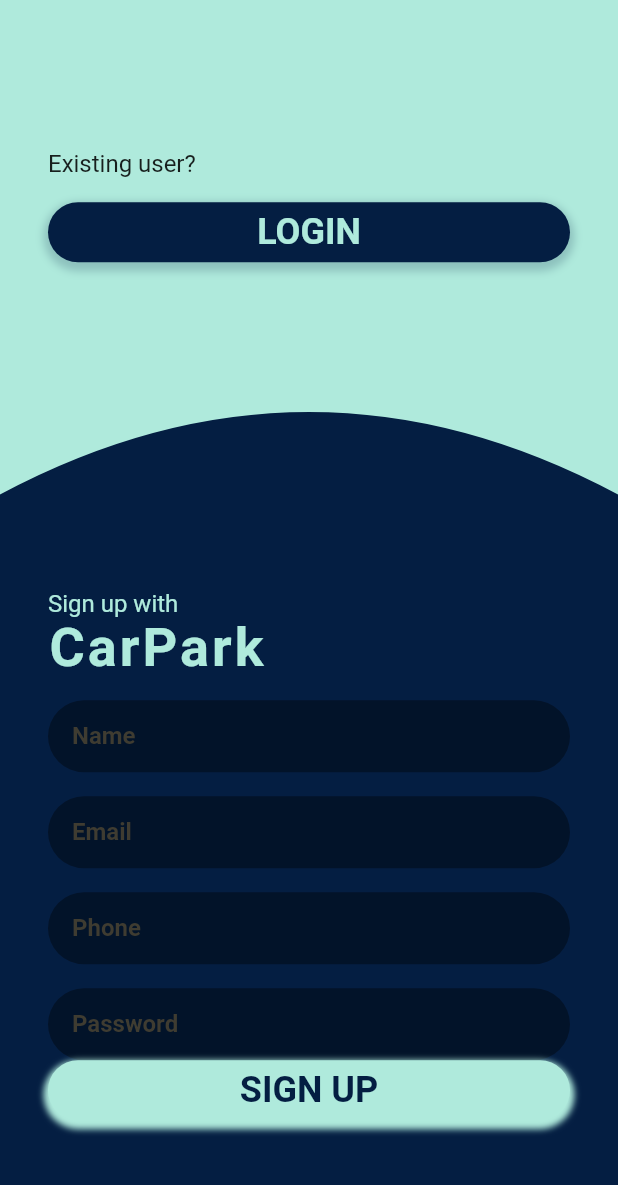
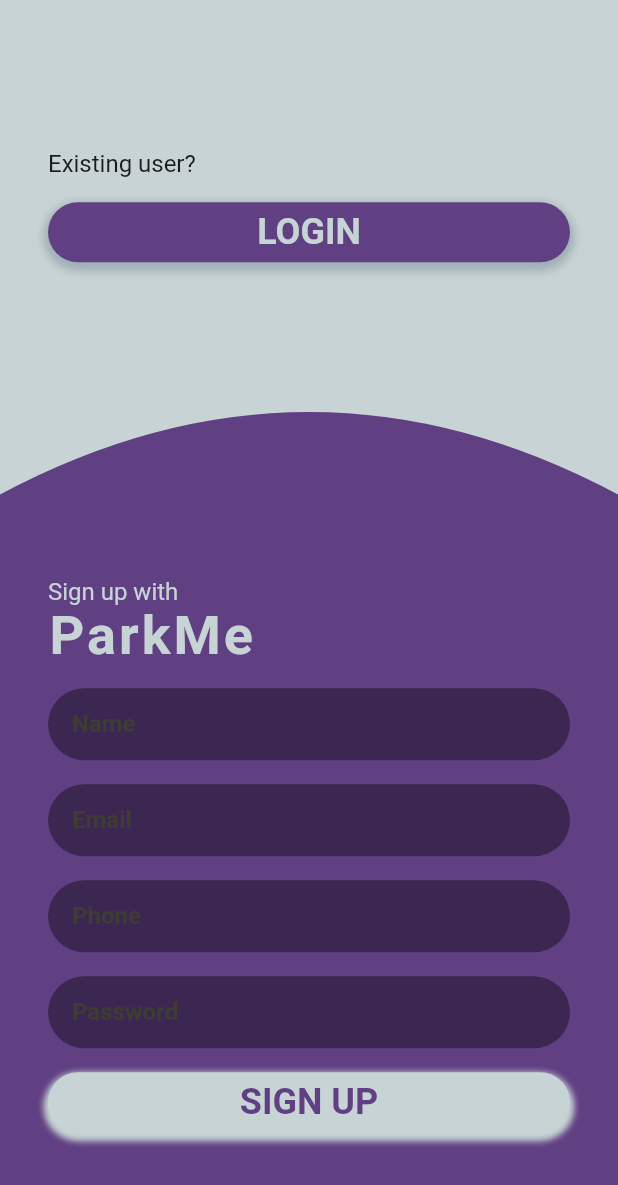
Before and after one commit to Sakshi107/parking-locator, a Flutter app: the HomePage screen opened by its route, after a tap on "OR", on a phone screen of 412 x 824 dp. Shown: the top 1185 px of the screen. Run offline on Flutter 3.47's test engine with Material 2 defaults, Android fonts, the phone set to English and light mode, and no system bars; our stand-ins replace date_format, geolocator, google_fonts, google_maps_flutter; missing offline and left inert: geocoder; network calls fail.

Commit message:
theme changes

```diff
--- a/parking_locator/lib/constants.dart
+++ b/parking_locator/lib/constants.dart
@@ -3,10 +3,11 @@ import 'package:flutter/material.dart';
 // import 'package:google_fonts/google_fonts.dart';
 
 class Constants{
-  static const mainColor=Color(0xFFAFEADC);
-  static const secColor=Color(0xFF041E42);
+  // static const mainColor=Color(0xFFAFEADC);
+  // static const secColor=Color(0xFF041E42);
   //static const backgroundColor=Color(0xFFAFEADC);
-
+  static const mainColor=Color(0xFFC7D3D4);
+  static const secColor=Color(0xFF603F83);
   static const tileSelected=TextStyle(color:Colors.white70,fontSize:20,fontWeight:FontWeight.w600 );
 
   static const tile=TextStyle(color:Colors.white,fontSize:20,fontWeight:FontWeight.w600 );
--- a/parking_locator/lib/screens/addSpot.dart
+++ b/parking_locator/lib/screens/addSpot.dart
@@ -5,6 +5,8 @@ import 'package:parking_locator/services/marker_service.dart';
 import 'package:provider/provider.dart';
 import 'package:geolocator/geolocator.dart';
 import 'package:url_launcher/url_launcher.dart';
+import 'package:parking_locator/constants.dart';
+
 import 'package:geocoder/geocoder.dart';
 import '../models/place.dart';
 import 'package:parking_locator/screens/addForm.dart';
@@ -26,6 +28,7 @@ class _AddSpotState extends State<AddSpot> {
     final markerService = MarkerService();
     return Scaffold(
         appBar: AppBar(
+          backgroundColor: Constants.secColor,
           leading: GestureDetector(
               child: Icon(Icons.arrow_back_ios),
               onTap: () {
@@ -46,7 +49,7 @@ class _AddSpotState extends State<AddSpot> {
         floatingActionButtonLocation: FloatingActionButtonLocation.centerFloat,
         floatingActionButton: FloatingActionButton(
           child: Icon(Icons.add_location_rounded),
-          backgroundColor: Colors.green,
+          backgroundColor:  Constants.secColor,
           onPressed: () {
             Navigator.push(
                 context,
--- a/parking_locator/lib/screens/authentication/auth2.dart
+++ b/parking_locator/lib/screens/authentication/auth2.dart
@@ -4,6 +4,8 @@ import 'package:parking_locator/screens/authentication/login.dart';
 import 'package:parking_locator/screens/authentication/login_option.dart';
 import 'package:parking_locator/screens/authentication/signup.dart';
 import 'package:parking_locator/screens/authentication/signup_option.dart';
+import 'package:parking_locator/constants.dart';
+
 
 class HomePage extends StatefulWidget {
   @override
@@ -13,9 +15,9 @@ class HomePage extends StatefulWidget {
 class _HomePageState extends State<HomePage> {
 
   bool login = true;
-  static const mainColor=Color(0xFFAFEADC);
-static const secColor=Color(0xFF041E42);
-static const backgroundColor=Color(0xFFAFEADC);
+ static const mainColor = Constants.mainColor;
+  static const secColor = Constants.secColor;
+
   @override
   Widget build(BuildContext context) {
     return Scaffold(
@@ -90,9 +92,9 @@ static const backgroundColor=Color(0xFFAFEADC);
 }
 
 class CurvePainter extends CustomPainter {
-static const mainColor=Color(0xFFAFEADC);
-static const secColor=Color(0xFF041E42);
-static const backgroundColor=Color(0xFFAFEADC);
+  static const mainColor = Constants.mainColor;
+  static const secColor = Constants.secColor;
+  static const backgroundColor = Constants.mainColor;
   bool outterCurve;
 
   CurvePainter(this.outterCurve);
--- a/parking_locator/lib/screens/authentication/login.dart
+++ b/parking_locator/lib/screens/authentication/login.dart
@@ -1,5 +1,6 @@
 import 'package:flutter/material.dart';
 import 'package:parking_locator/services/auth_service.dart';
+import 'package:parking_locator/constants.dart';
 
 
 // import 'package:firebase_auth/firebase_auth.dart';
@@ -9,9 +10,9 @@ class Login extends StatefulWidget {
 }
 
 class _LoginState extends State<Login> {
-  static const mainColor = Color(0xFFAFEADC);
-  static const secColor = Color(0xFF041E42);
-  static const backgroundColor = Color(0xFFAFEADC);
+  static const mainColor = Constants.mainColor;
+  static const secColor = Constants.secColor;
+  static const backgroundColor = Constants.mainColor;
 
   final TextEditingController _controller = TextEditingController();
   Future<void> _alertDialogBuilder(String error) async {
@@ -99,7 +100,7 @@ class _LoginState extends State<Login> {
           ),
         ),
         Text(
-          "CarBuddy",
+          "ParkMe",
           style: TextStyle(
             fontSize: 36,
             fontWeight: FontWeight.bold,
@@ -189,7 +190,7 @@ class _LoginState extends State<Login> {
           child: Container(
             height: 40,
             decoration: BoxDecoration(
-              color: Color(0xFF041E42), //Color(0xFF1C1C1C),
+              color: secColor,
               borderRadius: BorderRadius.all(
                 Radius.circular(25),
               ),
--- a/parking_locator/lib/screens/authentication/login_option.dart
+++ b/parking_locator/lib/screens/authentication/login_option.dart
@@ -1,9 +1,10 @@
 import 'package:flutter/material.dart';
+import 'package:parking_locator/constants.dart';
 
 class LoginOption extends StatelessWidget {
-  static const mainColor=Color(0xFFAFEADC);
-  static const secColor=Color(0xFF041E42);
-  static const backgroundColor=Color(0xFFAFEADC);
+  static const mainColor = Constants.mainColor;
+  static const secColor = Constants.secColor;
+  static const backgroundColor = Constants.mainColor;
   @override
   Widget build(BuildContext context) {
     return Column(
--- a/parking_locator/lib/screens/authentication/signup.dart
+++ b/parking_locator/lib/screens/authentication/signup.dart
@@ -2,6 +2,7 @@ import 'package:flutter/material.dart';
 import 'package:parking_locator/services/auth_service.dart';
 import 'package:parking_locator/widgets/form_input.dart';
 
+import 'package:parking_locator/constants.dart';
 
 
 
@@ -11,9 +12,9 @@ class SignUp extends StatefulWidget {
 }
 
 class _SignUpState extends State<SignUp> {
-  static const mainColor = Color(0xFFAFEADC);
-  static const secColor = Color(0xFF041E42);
-  static const backgroundColor = Color(0xFFAFEADC);
+  static const mainColor = Constants.mainColor;
+  static const secColor = Constants.secColor;
+  static const backgroundColor = Constants.mainColor;
   AuthMethods _authMethods = AuthMethods();
 
   Future<void> _alertDialogBuilder(String error) async {
@@ -89,7 +90,7 @@ class _SignUpState extends State<SignUp> {
           ),
         ),
         Text(
-          "CarPark",
+          "ParkMe",
           style: TextStyle(
             fontSize: 36,
             fontWeight: FontWeight.bold,
@@ -138,6 +139,9 @@ class _SignUpState extends State<SignUp> {
           type:TextInputType.visiblePassword,
           isPassword: true,
        ),
+         SizedBox(
+          height: 16,
+        ),
         InkWell(
           child: Container(
 
--- a/parking_locator/lib/screens/placeDetails.dart
+++ b/parking_locator/lib/screens/placeDetails.dart
@@ -75,9 +75,10 @@ class _PlaceDetailsState extends State<PlaceDetails> {
     double _width = MediaQuery.of(context).size.width;
     return Scaffold(
       appBar: AppBar(
-        title: Text("Cark Park"),
-      ),
-      drawer: NavDrawer(),
+          backgroundColor: Constants.secColor,
+          title: Text("ParkMe"),
+        ),
+      // drawer: NavDrawer(),
       body: place != null
           ? Padding(
               padding: const EdgeInsets.all(8.0),
@@ -106,7 +107,9 @@ class _PlaceDetailsState extends State<PlaceDetails> {
                         mainAxisAlignment: MainAxisAlignment.spaceEvenly,
                         children:[
                           ElevatedButton(
+
                           style: ElevatedButton.styleFrom(
+
                             shape: new RoundedRectangleBorder(
                               borderRadius: new BorderRadius.circular(20.0),
                             ),
--- a/parking_locator/lib/services/dbservice.dart
+++ b/parking_locator/lib/services/dbservice.dart
@@ -272,11 +272,15 @@ class DbBookingMethods {
 
     print(res.statusCode);
     print(res.body);
+      var json = convert.jsonDecode(res.body);
+      print(json);
+
     if (res.statusCode == 200) {
       print("Confirm booking");
     } else {
       throw Exception('Failed confirm booking.');
     }
+    return json;
   }
 
   checkout(spotid) async {
--- a/parking_locator/lib/services/marker_service.dart
+++ b/parking_locator/lib/services/marker_service.dart
@@ -10,8 +10,8 @@ class MarkerService {
       Marker marker = Marker(
         markerId: MarkerId(place.address),
         draggable: false,
-        icon: place.icon,
-        // icon:BitmapDescriptor.defaultMarker,
+        // icon: place.icon,
+        icon:BitmapDescriptor.defaultMarker,
         infoWindow: InfoWindow(title: place.address),
         position: LatLng(place.lat, place.long)
       );
--- a/parking_locator/lib/widgets/border_container.dart
+++ b/parking_locator/lib/widgets/border_container.dart
@@ -12,7 +12,7 @@ class BorderedContainer extends StatelessWidget {
   Widget build(BuildContext context) {
     return Card(
       elevation: 0.5,
-      color: Colors.lightBlue[50],
+      color:Color(0xFFC7D3D4).withOpacity(0.9),
 
       // margin: margin ??  const EdgeInsets.symmetric(vertical: 4.0),
       child: Container(
```
Also changed, not shown: parking_locator/lib/main.dart (+4 -5 lines), parking_locator/lib/screens/addForm.dart (+42 -20 lines), parking_locator/lib/screens/authentication/auth.dart (+12 -11 lines), parking_locator/lib/screens/authentication/signup_option.dart (+4 -3 lines), parking_locator/lib/screens/confirm_booking.dart (+21 -20 lines), parking_locator/lib/screens/search.dart (+8 -4 lines), parking_locator/lib/services/db_service.dart (deleted, +0 -43 lines).
